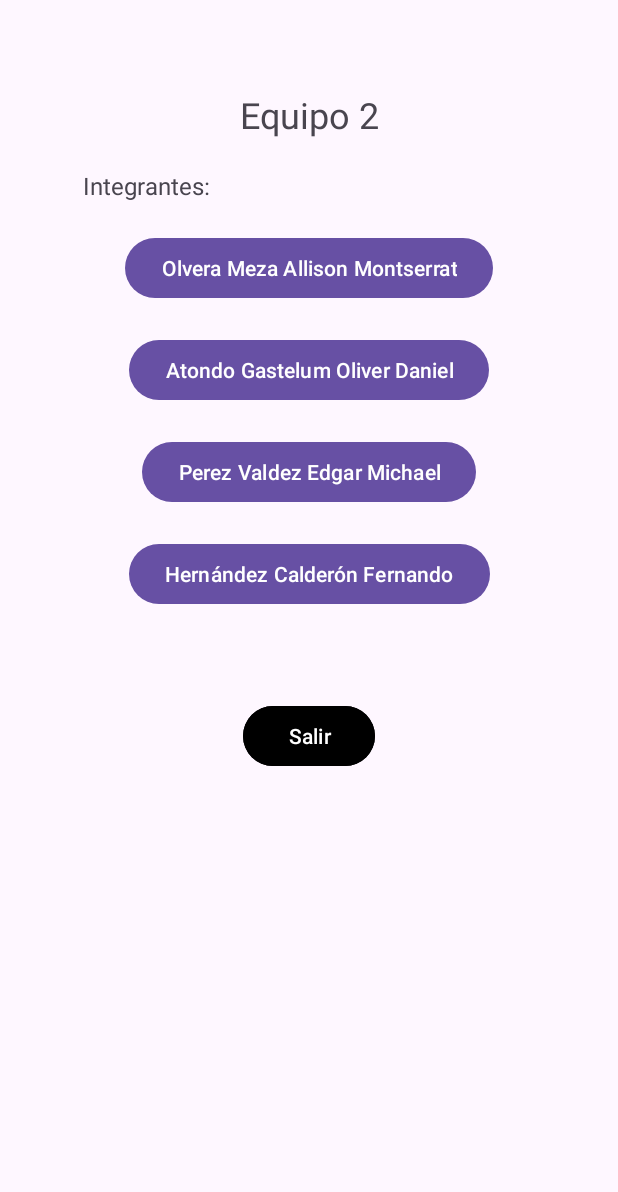
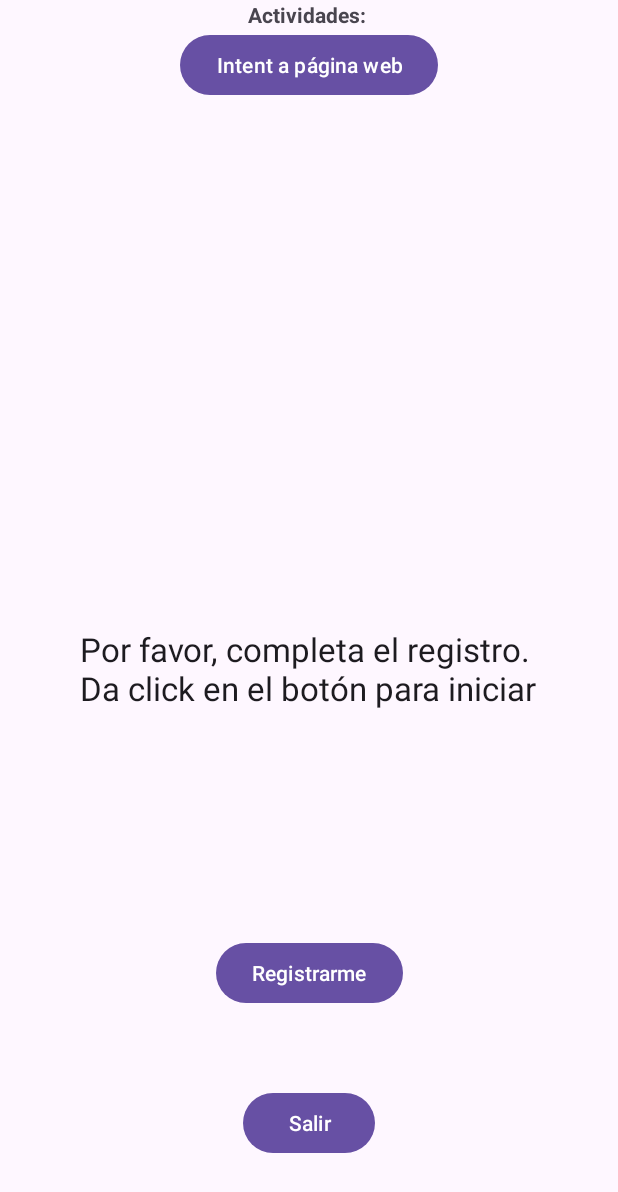
Before and after one commit to Oliver-Atondo/Equipo2Android, an Android app: the screen it shows after launch (HomeActivity before the commit, InitialActivityEMPV after it), after a tap on "Perez Valdez Edgar Michael", on a phone screen of 412 x 824 dp. Shown: the top 1192 px of the screen. Run offline under Robolectric (Android 15) with nearby library versions, the phone set to English and light mode, and no system bars.

```diff
--- a/app/src/main/java/com/desswapp/module4eqp2/HomeActivity.kt
+++ b/app/src/main/java/com/desswapp/module4eqp2/HomeActivity.kt
@@ -7,6 +7,7 @@ import androidx.activity.enableEdgeToEdge
 import androidx.appcompat.app.AppCompatActivity
 import androidx.core.view.ViewCompat
 import androidx.core.view.WindowInsetsCompat
+import com.desswapp.module4eqp2.excercise.home.edgarmichaelperezvaldez.InitialActivityEMPV
 import com.desswapp.module4eqp2.excercise.home.fernando_hernandez.InitialActivityFHC
 
 class HomeActivity : AppCompatActivity() {
@@ -35,7 +36,8 @@ class HomeActivity : AppCompatActivity() {
         }
 
         btnMember3.setOnClickListener { // Perez Valdez Edgar Michael
-            // Acción para el botón 3
+            val intent = Intent( this, InitialActivityEMPV::class.java)
+            startActivity(intent)
         }
 
         btnMember4.setOnClickListener { // Hernández Calderón Fernando
--- /dev/null
+++ b/app/src/main/java/com/desswapp/module4eqp2/excercise/home/edgarmichaelperezvaldez/InitialActivityEMPV.kt
@@ -0,0 +1,83 @@
+package com.desswapp.module4eqp2.excercise.home.edgarmichaelperezvaldez
+
+import android.content.Intent
+import android.os.Bundle
+import android.widget.Button
+import android.widget.TextView
+import android.widget.Toast
+import androidx.activity.enableEdgeToEdge
+import androidx.activity.result.contract.ActivityResultContracts
+import androidx.appcompat.app.AppCompatActivity
+import androidx.core.view.ViewCompat
+import androidx.core.view.WindowInsetsCompat
+import com.desswapp.module4eqp2.R
+
+class InitialActivityEMPV : AppCompatActivity() {
+
+    private val register = registerForActivityResult(ActivityResultContracts.StartActivityForResult()) { result ->
+        if (result.resultCode == RESULT_OK) {
+            val tvRegistrySuccess = findViewById<TextView>(R.id.tvRegistryEMPV)
+            val name = result.data?.getStringExtra("EXTRA_EMPV_NAME")
+            val year = result.data?.getStringExtra("EXTRA_EMPV_YEAR")
+            Toast.makeText(this, "isCorrect: $name", Toast.LENGTH_LONG).show()
+            Toast.makeText(this, "isCorrect: $year", Toast.LENGTH_LONG).show()
+                tvRegistrySuccess.text = "Gracias por registrarte, tu nombre es: $name"
+        } else {
+            Toast.makeText(this, "CANCELLED", Toast.LENGTH_LONG).show()
+        }
+    }
+
+    override fun onCreate(savedInstanceState: Bundle?) {
+        super.onCreate(savedInstanceState)
+        setContentView(R.layout.activity_initial_empv)
+        Toast.makeText(this, "OnCreate", Toast.LENGTH_LONG).show()
+
+        val btnExit = findViewById<Button>(R.id.btnReturnEMPV)
+        val btnGoActivityWebPage = findViewById<Button>(R.id.btnGoActivityWebIntentEMPV)
+        val btnRegister = findViewById<Button>(R.id.btnRegisterEMPV)
+
+        btnExit.setOnClickListener {
+            finish()
+        }
+
+        btnGoActivityWebPage.setOnClickListener {
+            val intentWeb = Intent(this, ImplicitIntentActivityEMPV::class.java)
+            startActivity(intentWeb)
+        }
+
+        btnRegister.setOnClickListener {
+            val intentRegister = Intent( this, SecondActivityEMPV::class.java)
+            register.launch(intentRegister)
+        }
+    }
+
+    override fun onStart() {
+        super.onStart()
+        Toast.makeText(this, "onStart", Toast.LENGTH_LONG).show()
+    }
+
+    override fun onResume() {
+        super.onResume()
+        Toast.makeText(this, "onResume", Toast.LENGTH_LONG).show()
+    }
+
+    override fun onPause() {
+        super.onPause()
+        Toast.makeText(this, "onPause", Toast.LENGTH_LONG).show()
+    }
+
+    override fun onStop() {
+        super.onStop()
+        Toast.makeText(this, "onStop", Toast.LENGTH_LONG).show()
+    }
+
+    override fun onRestart() {
+        super.onRestart()
+        Toast.makeText(this, "onRestart", Toast.LENGTH_LONG).show()
+    }
+
+    override fun onDestroy() {
+        super.onDestroy()
+        Toast.makeText(this, "onDestroy", Toast.LENGTH_LONG).show()
+    }
+}
--- /dev/null
+++ b/app/src/main/res/layout/activity_initial_empv.xml
@@ -0,0 +1,60 @@
+<?xml version="1.0" encoding="utf-8"?>
+<androidx.constraintlayout.widget.ConstraintLayout xmlns:android="http://schemas.android.com/apk/res/android"
+    xmlns:app="http://schemas.android.com/apk/res-auto"
+    xmlns:tools="http://schemas.android.com/tools"
+    android:id="@+id/main"
+    android:layout_width="match_parent"
+    android:layout_height="match_parent"
+    tools:context=".excercise.home.edgarmichaelperezvaldez.InitialActivityEMPV">
+    <TextView
+        android:layout_width="wrap_content"
+        android:layout_height="wrap_content"
+        android:text="Actividades: "
+        android:id="@+id/headerEMPV"
+        android:textStyle="bold"
+        app:layout_constraintTop_toTopOf="parent"
+        app:layout_constraintStart_toStartOf="parent"
+        app:layout_constraintEnd_toEndOf="parent" />
+
+    <Button
+        android:id="@+id/btnGoActivityWebIntentEMPV"
+        android:layout_width="wrap_content"
+        android:layout_height="wrap_content"
+        android:text="Intent a página web"
+        app:layout_constraintEnd_toEndOf="parent"
+        app:layout_constraintStart_toStartOf="parent"
+        app:layout_constraintTop_toBottomOf="@+id/headerEMPV" />
+
+    <TextView
+        android:id="@+id/tvRegistryEMPV"
+        android:layout_width="wrap_content"
+        android:layout_height="wrap_content"
+        android:text="Por favor, completa el registro. \nDa click en el botón para iniciar"
+        android:textAppearance="@style/TextAppearance.AppCompat.Large"
+        app:layout_constraintBottom_toBottomOf="parent"
+        app:layout_constraintEnd_toEndOf="parent"
+        app:layout_constraintStart_toStartOf="parent"
+        app:layout_constraintTop_toBottomOf="@+id/btnGoActivityWebIntentEMPV" />
+
+    <Button
+        android:layout_width="wrap_content"
+        android:layout_height="wrap_content"
+        app:layout_constraintBottom_toBottomOf="parent"
+        android:id="@+id/btnRegisterEMPV"
+        app:layout_constraintEnd_toEndOf="parent"
+        android:text="Registrarme"
+        app:layout_constraintStart_toStartOf="parent"
+        app:layout_constraintTop_toBottomOf="@+id/tvRegistryEMPV" />
+
+    <Button
+        android:id="@+id/btnReturnEMPV"
+        android:layout_width="wrap_content"
+        android:layout_height="wrap_content"
+        android:text="Salir"
+        app:layout_constraintBottom_toBottomOf="parent"
+        app:layout_constraintEnd_toEndOf="parent"
+        app:layout_constraintStart_toStartOf="parent"
+        app:layout_constraintTop_toBottomOf="@+id/btnRegisterEMPV"/>
+
+
+</androidx.constraintlayout.widget.ConstraintLayout>
```
Also changed, not shown: app/src/main/AndroidManifest.xml (+9 -0 lines), app/src/main/java/com/desswapp/module4eqp2/excercise/home/edgarmichaelperezvaldez/ImplicitIntentActivityEMPV.kt (added, +29 -0 lines), app/src/main/java/com/desswapp/module4eqp2/excercise/home/edgarmichaelperezvaldez/SecondActivityEMPV.kt (added, +43 -0 lines), app/src/main/res/layout/activity_implicit_intent.xml (added, +30 -0 lines), app/src/main/res/layout/activity_second_empv.xml (added, +75 -0 lines).
